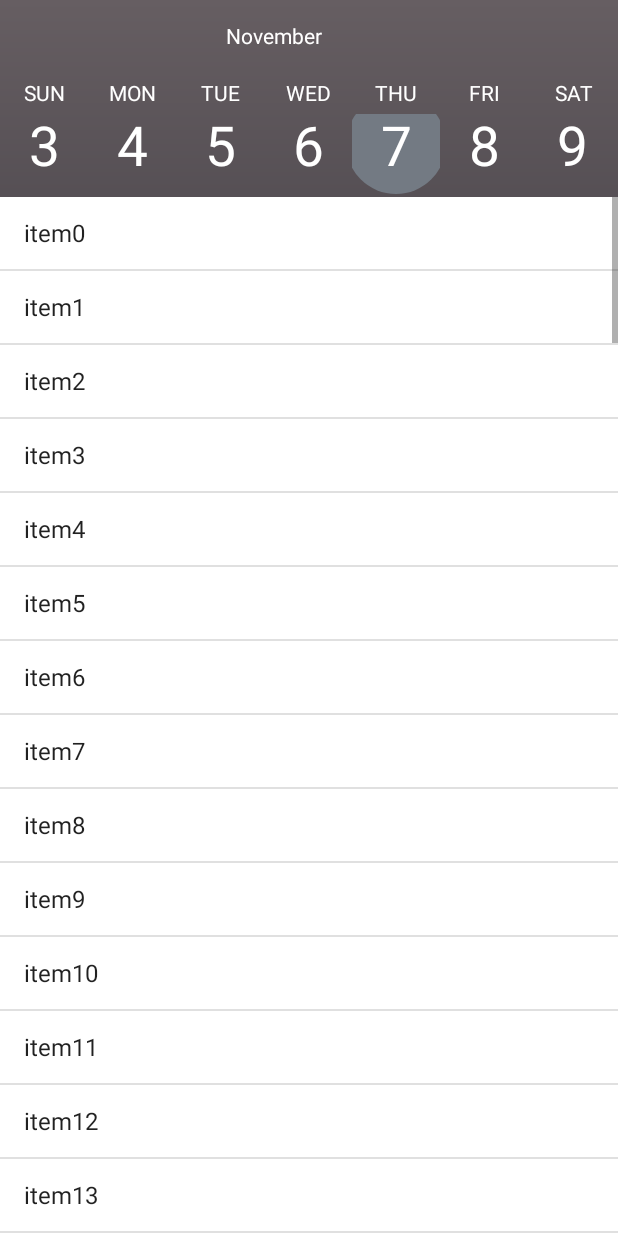
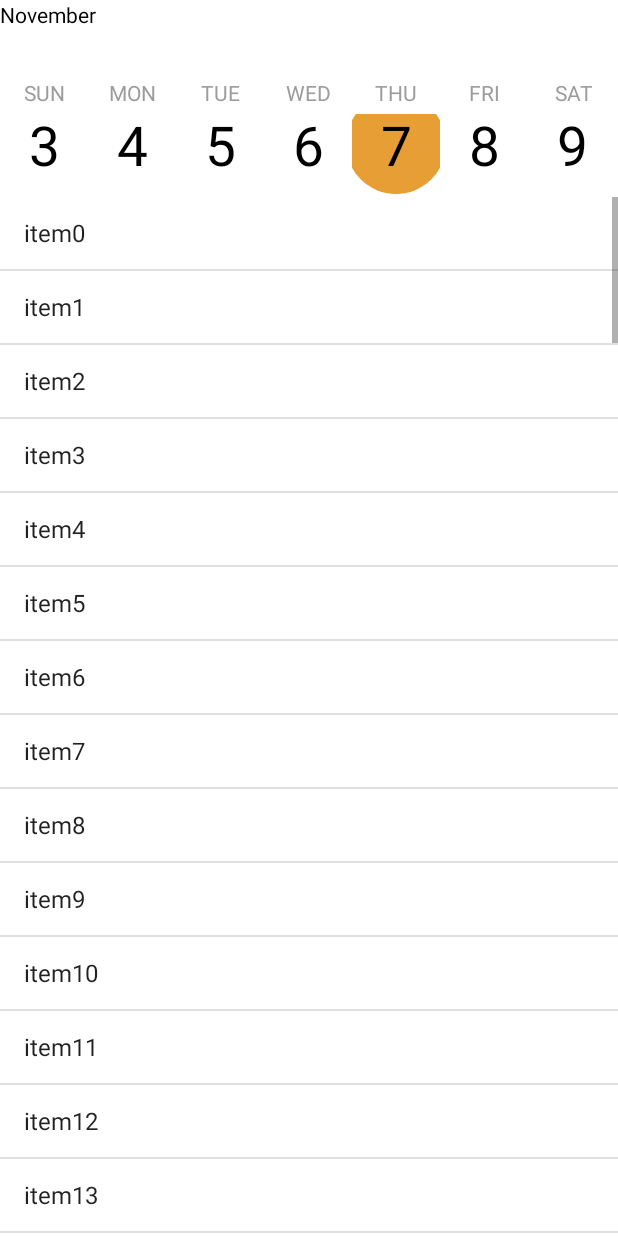
Before and after one commit to KunoiSayami/1081-calenderview, an Android app: the screen it shows after launch (DingdingActivity), after a tap on "钉钉日历", on a phone screen of 412 x 824 dp. Run offline under Robolectric (Android 15) with nearby library versions, the phone set to English and light mode, and no system bars; our stand-ins replace ButterKnife.

Commit message:
Fix color

```diff
--- a/app/src/main/java/com/codbking/calendar/exaple/DingdingActivity.java
+++ b/app/src/main/java/com/codbking/calendar/exaple/DingdingActivity.java
@@ -1,8 +1,6 @@
 package com.codbking.calendar.exaple;
 
 import android.os.Bundle;
-import android.os.StrictMode;
-import android.support.annotation.StringRes;
 import android.support.v7.app.AppCompatActivity;
 import android.util.Log;
 import android.view.LayoutInflater;
@@ -22,7 +20,6 @@ import java.util.Date;
 
 import butterknife.BindView;
 import butterknife.ButterKnife;
-import butterknife.OnClick;
 
 import static com.codbking.calendar.exaple.Utils.px;
 
@@ -33,7 +30,7 @@ public class DingdingActivity extends AppCompatActivity {
 	CalendarDateView mCalendarDateView;
 	@BindView(R.id.list)
 	ListView mList;
-	@BindView(R.id.title)
+	@BindView(R.id.txtCalendarTitle)
 	TextView mTitle;
 
 	private static String TAG = "log_dingding";
@@ -58,9 +55,9 @@ public class DingdingActivity extends AppCompatActivity {
 
 				view.setText("" + bean.day);
 				if (bean.mothFlag != 0) {
-					view.setTextColor(0xff9299a1);
+					view.setTextColor(getResources().getColor(R.color.calendarWeekTitle));
 				} else {
-					view.setTextColor(0xffffffff);
+					view.setTextColor(getResources().getColor(R.color.calendarBlack));
 				}
 
 				return convertView;
--- a/app/src/main/java/com/codbking/calendar/exaple/MainActivity.java
+++ b/app/src/main/java/com/codbking/calendar/exaple/MainActivity.java
@@ -17,15 +17,8 @@ public class MainActivity extends AppCompatActivity {
         ButterKnife.bind(this);
     }
 
-    @OnClick({R.id.text1, R.id.text2})
+    @OnClick(R.id.text2)
     public void onClick(View view) {
-        switch (view.getId()) {
-            case R.id.text1:
-                startActivity(new Intent(MainActivity.this,XiaomiActivity.class));
-                break;
-            case R.id.text2:
-                startActivity(new Intent(MainActivity.this,DingdingActivity.class));
-                break;
-        }
+        startActivity(new Intent(MainActivity.this,DingdingActivity.class));
     }
 }
--- a/app/src/main/res/drawable/background_item.xml
+++ b/app/src/main/res/drawable/background_item.xml
@@ -3,7 +3,7 @@
 
 <item android:state_selected="true">
     <shape android:shape="oval">
-        <solid android:color="#ff737a83"/>
+        <solid android:color="#E79E35"/>
         </shape>
     </item>
 
--- a/app/src/main/res/layout/activity_dingding.xml
+++ b/app/src/main/res/layout/activity_dingding.xml
@@ -6,7 +6,7 @@
     android:id="@+id/activity_main"
     android:layout_width="match_parent"
     android:layout_height="match_parent"
-    android:background="@drawable/background_main"
+    android:background="#FFFFFF"
     android:orientation="vertical"
     tools:context="com.codbking.calendar.exaple.DingdingActivity">
 
@@ -18,13 +18,11 @@
         >
 
         <TextView
-            android:id="@+id/title"
+            android:id="@+id/txtCalendarTitle"
             android:layout_width="0dp"
             android:layout_height="match_parent"
             android:layout_weight="1"
-            android:gravity="center"
-            android:text="2016/10/10"
-            android:textColor="#ffffff" />
+            android:textColor="#000000" />
 
         <View
             android:layout_width="48dp"
@@ -45,7 +43,7 @@
             android:layout_weight="1"
             android:gravity="center"
             android:text="SUN"
-            android:textColor="#ffffff"
+            android:textColor="@color/calendarWeekTitle"
             />
 
         <TextView
@@ -54,7 +52,7 @@
             android:layout_weight="1"
             android:gravity="center"
             android:text="MON"
-            android:textColor="#ffffff"
+            android:textColor="@color/calendarWeekTitle"
             />
 
         <TextView
@@ -63,7 +61,7 @@
             android:layout_weight="1"
             android:gravity="center"
             android:text="TUE"
-            android:textColor="#ffffff"
+            android:textColor="@color/calendarWeekTitle"
             />
 
         <TextView
@@ -72,7 +70,7 @@
             android:layout_weight="1"
             android:gravity="center"
             android:text="WED"
-            android:textColor="#ffffff"
+            android:textColor="@color/calendarWeekTitle"
             />
 
         <TextView
@@ -81,7 +79,7 @@
             android:layout_weight="1"
             android:gravity="center"
             android:text="THU"
-            android:textColor="#ffffff"
+            android:textColor="@color/calendarWeekTitle"
             />
 
         <TextView
@@ -90,7 +88,7 @@
             android:layout_weight="1"
             android:gravity="center"
             android:text="FRI"
-            android:textColor="#ffffff"
+            android:textColor="@color/calendarWeekTitle"
             />
 
         <TextView
@@ -99,7 +97,7 @@
             android:layout_weight="1"
             android:gravity="center"
             android:text="SAT"
-            android:textColor="#ffffff"
+            android:textColor="@color/calendarWeekTitle"
             />
 
     </LinearLayout>
--- a/app/src/main/res/values/colors.xml
+++ b/app/src/main/res/values/colors.xml
@@ -3,5 +3,7 @@
     <color name="colorPrimary">#3F51B5</color>
     <color name="colorPrimaryDark">#303F9F</color>
     <color name="colorAccent">#FF4081</color>
-
+    <color name="calendarWeekTitle">#9C9C9C</color>
+    <color name="calendarTodayColor">#E79E35</color>
+    <color name="calendarBlack">#000000</color>
 </resources>
```
Also changed, not shown: app/src/main/AndroidManifest.xml (+1 -6 lines), app/src/main/java/com/codbking/calendar/exaple/XiaomiActivity.java (deleted, +0 -113 lines), app/src/main/res/drawable/background_item_xiaomi.xml (deleted, +0 -11 lines), app/src/main/res/layout/activity_xiaomi.xml (deleted, +0 -139 lines), app/src/main/res/layout/item_xiaomi.xml (deleted, +0 -25 lines).
